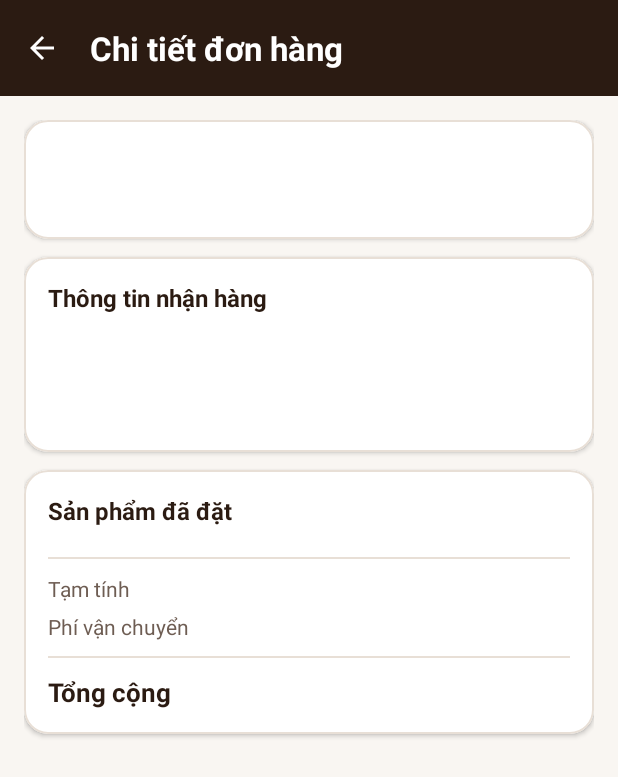
After one commit to thanhnccyber-tech/MobilePro, an Android app: the OrderDetailActivity screen opened directly, with no data from a screen before it, on a phone screen of 412 x 824 dp. The commit adds this screen. Shown: the top 777 px of the screen. Run offline under Robolectric (Android 15) with nearby library versions, the phone set to English and light mode, and no system bars; our stand-ins replace Firebase (no records; nobody signed in at launch, a user with empty details on screens opened directly); 1 statement that could not run was skipped.

Commit message:
Thêm chi tiết lịch sử đơn hàng

```diff
--- a/app/src/main/AndroidManifest.xml
+++ b/app/src/main/AndroidManifest.xml
@@ -33,6 +33,8 @@
         <activity android:name=".CheckoutActivity" />
 
         <activity android:name=".OrderHistoryActivity" />
+
+        <activity android:name=".OrderDetailActivity" />
     </application>
 
 </manifest>
--- /dev/null
+++ b/app/src/main/res/layout/activity_order_detail.xml
@@ -0,0 +1,271 @@
+<?xml version="1.0" encoding="utf-8"?>
+<LinearLayout xmlns:android="http://schemas.android.com/apk/res/android"
+    xmlns:app="http://schemas.android.com/apk/res-auto"
+    android:layout_width="match_parent"
+    android:layout_height="match_parent"
+    android:background="@color/cream"
+    android:orientation="vertical">
+
+    <com.google.android.material.appbar.MaterialToolbar
+        android:id="@+id/topAppBar"
+        android:layout_width="match_parent"
+        android:layout_height="?attr/actionBarSize"
+        android:background="@color/brown"
+        app:navigationIcon="?attr/homeAsUpIndicator"
+        app:navigationIconTint="@color/white"
+        app:title="Chi tiết đơn hàng"
+        app:titleTextAppearance="@style/ToolbarTitleBold"
+        app:titleTextColor="@color/white" />
+
+    <ScrollView
+        android:layout_width="match_parent"
+        android:layout_height="0dp"
+        android:layout_weight="1"
+        android:fillViewport="true">
+
+        <LinearLayout
+            android:layout_width="match_parent"
+            android:layout_height="wrap_content"
+            android:orientation="vertical"
+            android:padding="16dp">
+
+            <com.google.android.material.card.MaterialCardView
+                android:layout_width="match_parent"
+                android:layout_height="wrap_content"
+                android:layout_marginBottom="12dp"
+                app:cardBackgroundColor="@color/white"
+                app:cardCornerRadius="16dp"
+                app:cardElevation="2dp"
+                app:strokeColor="@color/cream_border"
+                app:strokeWidth="1dp">
+
+                <LinearLayout
+                    android:layout_width="match_parent"
+                    android:layout_height="wrap_content"
+                    android:orientation="vertical"
+                    android:padding="16dp">
+
+                    <LinearLayout
+                        android:layout_width="match_parent"
+                        android:layout_height="wrap_content"
+                        android:gravity="center_vertical"
+                        android:orientation="horizontal">
+
+                        <TextView
+                            android:id="@+id/tvDetailOrderCode"
+                            android:layout_width="0dp"
+                            android:layout_height="wrap_content"
+                            android:layout_weight="1"
+                            android:textColor="@color/brown"
+                            android:textSize="17sp"
+                            android:textStyle="bold" />
+
+                        <TextView
+                            android:id="@+id/tvDetailStatus"
+                            android:layout_width="wrap_content"
+                            android:layout_height="wrap_content"
+                            android:paddingHorizontal="10dp"
+                            android:paddingVertical="4dp"
+                            android:textSize="12sp"
+                            android:textStyle="bold" />
+                    </LinearLayout>
+
+                    <TextView
+                        android:id="@+id/tvDetailDate"
+                        android:layout_width="match_parent"
+                        android:layout_height="wrap_content"
+                        android:layout_marginTop="4dp"
+                        android:textColor="@color/brown_light"
+                        android:textSize="13sp" />
+                </LinearLayout>
+            </com.google.android.material.card.MaterialCardView>
+
+            <com.google.android.material.card.MaterialCardView
+                android:layout_width="match_parent"
+                android:layout_height="wrap_content"
+                android:layout_marginBottom="12dp"
+                app:cardBackgroundColor="@color/white"
+                app:cardCornerRadius="16dp"
+                app:cardElevation="2dp"
+                app:strokeColor="@color/cream_border"
+                app:strokeWidth="1dp">
+
+                <LinearLayout
+                    android:layout_width="match_parent"
+                    android:layout_height="wrap_content"
+                    android:orientation="vertical"
+                    android:padding="16dp">
+
+                    <TextView
+                        android:layout_width="wrap_content"
+                        android:layout_height="wrap_content"
+                        android:layout_marginBottom="8dp"
+                        android:text="Thông tin nhận hàng"
+                        android:textColor="@color/brown"
+                        android:textSize="16sp"
+                        android:textStyle="bold" />
+
+                    <TextView
+                        android:id="@+id/tvDetailReceiver"
+                        android:layout_width="match_parent"
+                        android:layout_height="wrap_content"
+                        android:textColor="@color/brown"
+                        android:textSize="14sp"
+                        android:textStyle="bold" />
+
+                    <TextView
+                        android:id="@+id/tvDetailAddress"
+                        android:layout_width="match_parent"
+                        android:layout_height="wrap_content"
+                        android:layout_marginTop="4dp"
+                        android:textColor="@color/brown_light"
+                        android:textSize="14sp" />
+
+                    <TextView
+                        android:id="@+id/tvDetailNote"
+                        android:layout_width="match_parent"
+                        android:layout_height="wrap_content"
+                        android:layout_marginTop="4dp"
+                        android:textColor="@color/brown_light"
+                        android:textSize="14sp"
+                        android:visibility="gone" />
+
+                    <TextView
+                        android:id="@+id/tvDetailPayment"
+                        android:layout_width="match_parent"
+                        android:layout_height="wrap_content"
+                        android:layout_marginTop="6dp"
+                        android:textColor="@color/caramel"
+                        android:textSize="14sp"
+                        android:textStyle="bold" />
+                </LinearLayout>
+            </com.google.android.material.card.MaterialCardView>
+
+            <com.google.android.material.card.MaterialCardView
+                android:layout_width="match_parent"
+                android:layout_height="wrap_content"
+                app:cardBackgroundColor="@color/white"
+                app:cardCornerRadius="16dp"
+                app:cardElevation="2dp"
+                app:strokeColor="@color/cream_border"
+                app:strokeWidth="1dp">
+
+                <LinearLayout
+                    android:layout_width="match_parent"
+                    android:layout_height="wrap_content"
+                    android:orientation="vertical"
+                    android:padding="16dp">
+
+                    <TextView
+                        android:layout_width="wrap_content"
+                        android:layout_height="wrap_content"
+                        android:layout_marginBottom="10dp"
+                        android:text="Sản phẩm đã đặt"
+                        android:textColor="@color/brown"
+                        android:textSize="16sp"
+                        android:textStyle="bold" />
+
+                    <LinearLayout
+                        android:id="@+id/layoutDetailItems"
+                        android:layout_width="match_parent"
+                        android:layout_height="wrap_content"
+                        android:orientation="vertical" />
+
+                    <com.google.android.material.divider.MaterialDivider
+                        android:layout_width="match_parent"
+                        android:layout_height="wrap_content"
+                        android:layout_marginVertical="10dp"
+                        app:dividerColor="@color/cream_border" />
+
+                    <LinearLayout
+                        android:layout_width="match_parent"
+                        android:layout_height="wrap_content"
+                        android:orientation="horizontal">
+
+                        <TextView
+                            android:layout_width="0dp"
+                            android:layout_height="wrap_content"
+                            android:layout_weight="1"
+                            android:text="Tạm tính"
+                            android:textColor="@color/brown_light"
+                            android:textSize="14sp" />
+
+                        <TextView
+                            android:id="@+id/tvDetailSubtotal"
+                            android:layout_width="wrap_content"
+                            android:layout_height="wrap_content"
+                            android:textColor="@color/brown"
+                            android:textSize="14sp" />
+                    </LinearLayout>
+
+                    <LinearLayout
+                        android:layout_width="match_parent"
+                        android:layout_height="wrap_content"
+                        android:layout_marginTop="6dp"
+                        android:orientation="horizontal">
+
+                        <TextView
+                            android:layout_width="0dp"
+                            android:layout_height="wrap_content"
+                            android:layout_weight="1"
+                            android:text="Phí vận chuyển"
+                            android:textColor="@color/brown_light"
+                            android:textSize="14sp" />
+
+                        <TextView
+                            android:id="@+id/tvDetailShipping"
+                            android:layout_width="wrap_content"
+                            android:layout_height="wrap_content"
+                            android:textColor="@color/brown"
+                            android:textSize="14sp" />
+                    </LinearLayout>
+
+                    <com.google.android.material.divider.MaterialDivider
+                        android:layout_width="match_parent"
+                        android:layout_height="wrap_content"
+                        android:layout_marginVertical="10dp"
+                        app:dividerColor="@color/cream_border" />
+
+                    <LinearLayout
+                        android:layout_width="match_parent"
+                        android:layout_height="wrap_content"
+                        android:orientation="horizontal">
+
+                        <TextView
+                            android:layout_width="0dp"
+                            android:layout_height="wrap_content"
+                            android:layout_weight="1"
+                            android:text="Tổng cộng"
+                            android:textColor="@color/brown"
+                            android:textSize="17sp"
+                            android:textStyle="bold" />
+
+                        <TextView
+                            android:id="@+id/tvDetailTotal"
+                            android:layout_width="wrap_content"
+                            android:layout_height="wrap_content"
+                            android:textColor="@color/caramel"
+                            android:textSize="18sp"
+                            android:textStyle="bold" />
+                    </LinearLayout>
+                </LinearLayout>
+            </com.google.android.material.card.MaterialCardView>
+        </LinearLayout>
+    </ScrollView>
+
+    <com.google.android.material.button.MaterialButton
+        android:id="@+id/btnCancelOrder"
+        android:layout_width="match_parent"
+        android:layout_height="50dp"
+        android:layout_margin="16dp"
+        android:insetTop="0dp"
+        android:insetBottom="0dp"
+        android:text="Hủy đơn hàng"
+        android:textColor="@color/white"
+        android:textSize="16sp"
+        android:textStyle="bold"
+        android:visibility="gone"
+        app:backgroundTint="@color/red"
+        app:cornerRadius="25dp" />
+
+</LinearLayout>
```
Also changed, not shown: app/src/main/java/com/example/mobilepro/Order.java (+23 -2 lines), app/src/main/java/com/example/mobilepro/OrderDetailActivity.java (added, +121 -0 lines), app/src/main/java/com/example/mobilepro/OrderHistoryActivity.java (+17 -2 lines), app/src/main/java/com/example/mobilepro/OrderHistoryAdapter.java (+1 -10 lines).
